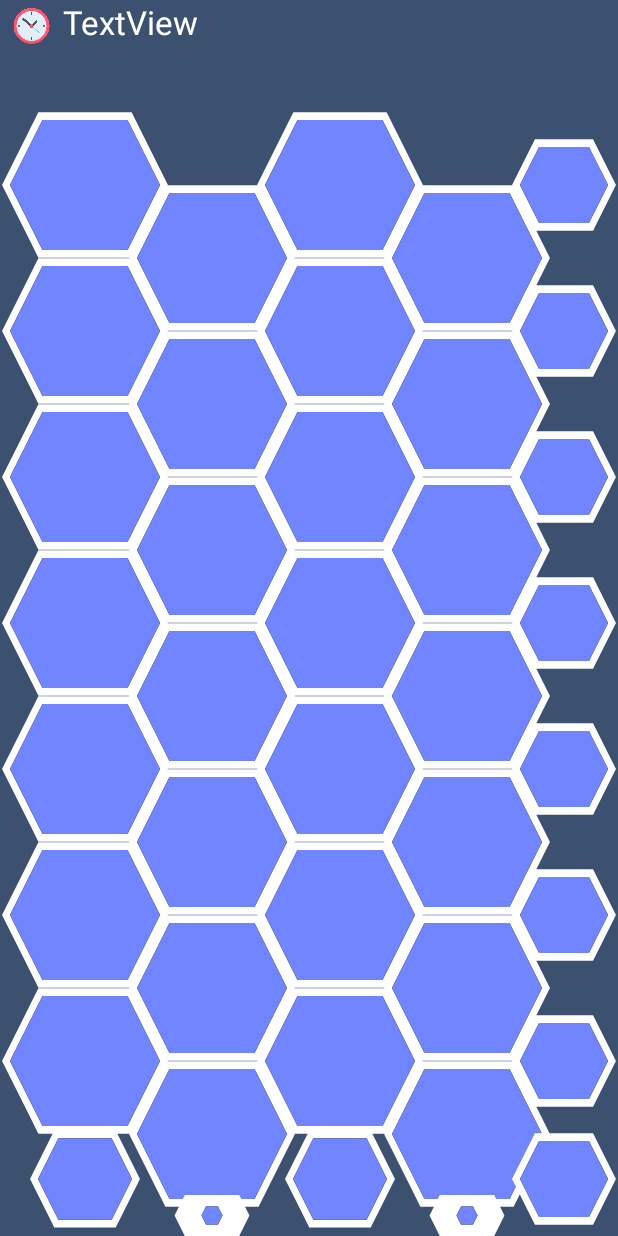
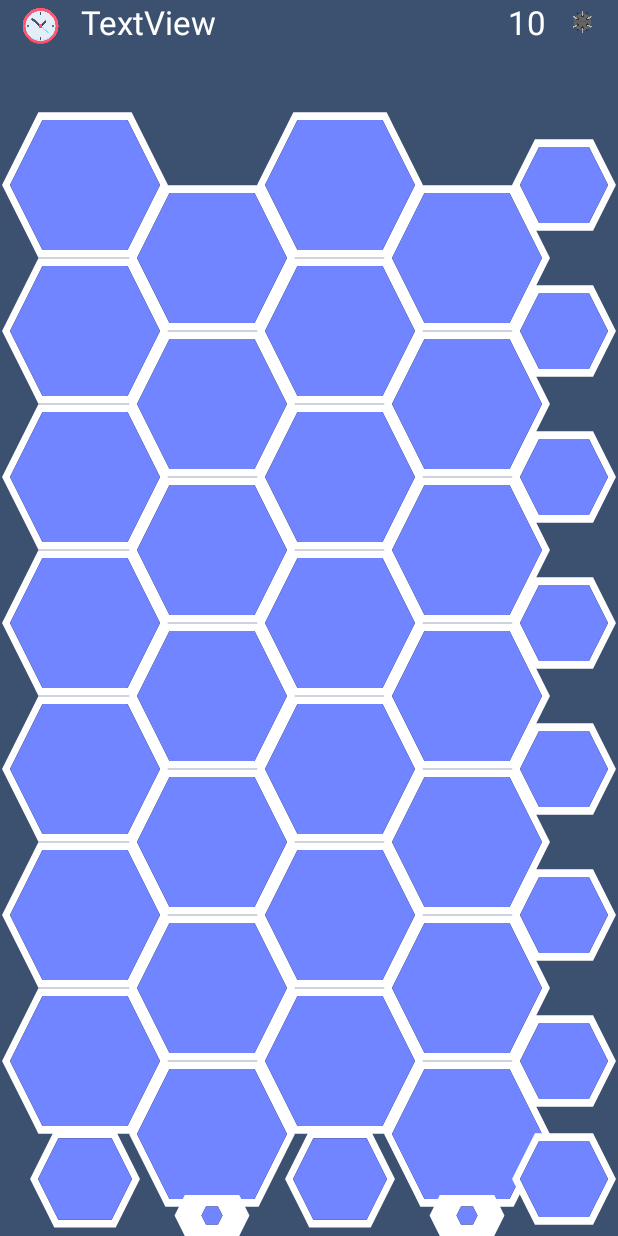
Before and after one commit to r-aurejac/Demineur_Aurejac_Montoya, an Android app: the GameActivity screen opened directly, with no data from a screen before it, on a phone screen of 412 x 824 dp. Run offline under Robolectric (Android 15) with nearby library versions, the phone set to English and light mode, and no system bars; 1 statement that could not run was skipped.

Commit message:
ajout du nb de mines restantes

```diff
--- a/app/src/main/java/com/example/demineur_aurejac_montoya/CellFragment.java
+++ b/app/src/main/java/com/example/demineur_aurejac_montoya/CellFragment.java
@@ -80,6 +80,7 @@ public class CellFragment extends Fragment {
             public boolean onLongClick(View view) {
                 if(!islocked) {
                     minesweeperBox.setFlag();
+                    cellListener.onCellLongClicked(X, Y);
                     updateCell(false);
                 }
                 return true;
--- a/app/src/main/java/com/example/demineur_aurejac_montoya/CellListener.java
+++ b/app/src/main/java/com/example/demineur_aurejac_montoya/CellListener.java
@@ -3,5 +3,6 @@ package com.example.demineur_aurejac_montoya;
 public interface CellListener {
 
     void onCellClicked(int x,int y);
+    void onCellLongClicked(int x, int y);
 
 }
--- a/app/src/main/java/com/example/demineur_aurejac_montoya/GameActivity.java
+++ b/app/src/main/java/com/example/demineur_aurejac_montoya/GameActivity.java
@@ -36,6 +36,7 @@ public class GameActivity extends AppCompatActivity implements CellListener {
     private Time decounter, counter;
 
     TextView tv;
+    TextView tv2;
 
     @Override
     protected void onCreate(Bundle savedInstanceState) {
@@ -49,6 +50,7 @@ public class GameActivity extends AppCompatActivity implements CellListener {
         preferences = new Preferences(getApplicationContext());
 
         tv = findViewById(R.id.timer_tv);
+        tv2 = findViewById(R.id.mine_tv);
 
 
         decounter = new Time(preferences.getCounterTime());
@@ -83,6 +85,7 @@ public class GameActivity extends AppCompatActivity implements CellListener {
         createGameBoard();
         navigator = new Navigator(this);
 
+        tv2.setText(String.valueOf(minesweeper.getnRemainingMines()));
     }
 
     @Override
@@ -183,6 +186,7 @@ public class GameActivity extends AppCompatActivity implements CellListener {
     }
 
     private void updateAllCellFragments() {
+        tv2.setText(String.valueOf(minesweeper.getnRemainingMines()));
         if (minesweeper.isLost || minesweeper.isWon) {
             for (CellFragment cellFragment : cellFragments) {
                 cellFragment.updateCell(false);
@@ -249,7 +253,8 @@ public class GameActivity extends AppCompatActivity implements CellListener {
         }
     }
 
-
-
-
+    @Override
+    public void onCellLongClicked(int x,int y){
+        updateAllCellFragments();
+    }
 }
--- a/app/src/main/java/com/example/demineur_aurejac_montoya/Minesweeper.java
+++ b/app/src/main/java/com/example/demineur_aurejac_montoya/Minesweeper.java
@@ -231,4 +231,15 @@ public class Minesweeper {
     public MinesweeperBox[][] getGame(){
         return game;
     }
+    public int getnRemainingMines(){
+        int nFlags = 0;
+        for (int i = 0; i < height; i++) {
+            for (int j = 0; j < width; j++) {
+                if(game[i][j].getState() == 2) nFlags ++;
+            }
+        }
+        if(nRemainingMines<0) nRemainingMines = 0;
+        nRemainingMines = nMines - nFlags;
+        return nRemainingMines;
+    }
 }
--- a/app/src/main/res/layout/activity_game.xml
+++ b/app/src/main/res/layout/activity_game.xml
@@ -16,7 +16,7 @@
 
         <ImageView
             android:id="@+id/imageView"
-            android:layout_width="217dp"
+            android:layout_width="match_parent"
             android:layout_height="match_parent"
             android:layout_weight="0.05"
             android:paddingLeft="5dp"
@@ -28,9 +28,25 @@
             style="@style/Minesweeper"
             android:layout_width="match_parent"
             android:layout_height="wrap_content"
-            android:layout_weight="0.01"
+            android:layout_weight="0.035"
             android:paddingLeft="5dp"
             android:text="TextView" />
+
+        <TextView
+            android:id="@+id/mine_tv"
+            style="@style/Minesweeper"
+            android:layout_width="match_parent"
+            android:layout_height="wrap_content"
+            android:layout_weight="0.035"
+            android:text="TextView"
+            android:textAlignment="textEnd" />
+
+        <ImageView
+            android:id="@+id/imageView8"
+            android:layout_width="match_parent"
+            android:layout_height="match_parent"
+            android:layout_weight="0.05"
+            app:srcCompat="@drawable/mine" />
     </LinearLayout>
 
 </RelativeLayout>
```
